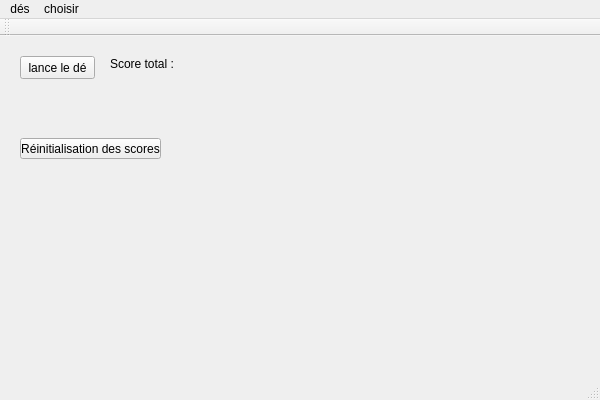
The window that TP1heritage.ui (AlexandreCare/TP1_heritage) describes before a commit, drawn with Qt 5.
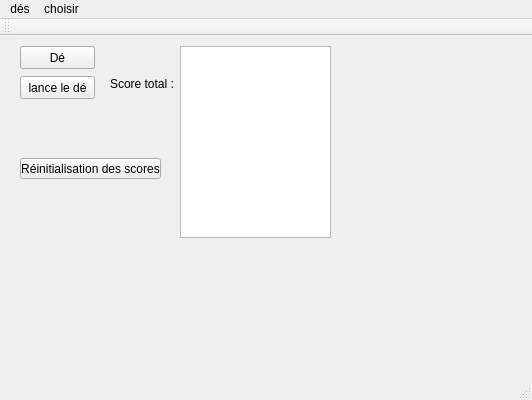
The same window after the commit.

```diff
--- a/TP1heritage.ui
+++ b/TP1heritage.ui
@@ -6,7 +6,7 @@
    <rect>
     <x>0</x>
     <y>0</y>
-    <width>600</width>
+    <width>532</width>
     <height>400</height>
    </rect>
   </property>
@@ -18,7 +18,7 @@
     <property name="geometry">
      <rect>
       <x>20</x>
-      <y>20</y>
+      <y>40</y>
       <width>75</width>
       <height>23</height>
      </rect>
@@ -31,7 +31,7 @@
     <property name="geometry">
      <rect>
       <x>50</x>
-      <y>50</y>
+      <y>70</y>
       <width>51</width>
       <height>41</height>
      </rect>
@@ -44,7 +44,7 @@
     <property name="geometry">
      <rect>
       <x>130</x>
-      <y>50</y>
+      <y>70</y>
       <width>51</width>
       <height>41</height>
      </rect>
@@ -57,7 +57,7 @@
     <property name="geometry">
      <rect>
       <x>20</x>
-      <y>102</y>
+      <y>122</y>
       <width>141</width>
       <height>21</height>
      </rect>
@@ -70,7 +70,7 @@
     <property name="geometry">
      <rect>
       <x>110</x>
-      <y>20</y>
+      <y>40</y>
       <width>81</width>
       <height>16</height>
      </rect>
@@ -79,13 +79,49 @@
      <string>Score total :</string>
     </property>
    </widget>
+   <widget class="QPushButton" name="pushButton_2">
+    <property name="geometry">
+     <rect>
+      <x>20</x>
+      <y>10</y>
+      <width>75</width>
+      <height>23</height>
+     </rect>
+    </property>
+    <property name="text">
+     <string>Déhisto</string>
+    </property>
+   </widget>
+   <widget class="QPushButton" name="pushButton_4">
+    <property name="geometry">
+     <rect>
+      <x>20</x>
+      <y>10</y>
+      <width>75</width>
+      <height>23</height>
+     </rect>
+    </property>
+    <property name="text">
+     <string>Dé</string>
+    </property>
+   </widget>
+   <widget class="QTableView" name="tableView">
+    <property name="geometry">
+     <rect>
+      <x>180</x>
+      <y>10</y>
+      <width>151</width>
+      <height>192</height>
+     </rect>
+    </property>
+   </widget>
   </widget>
   <widget class="QMenuBar" name="menuBar">
    <property name="geometry">
     <rect>
      <x>0</x>
      <y>0</y>
-     <width>600</width>
+     <width>532</width>
      <height>21</height>
     </rect>
    </property>
```
Left out of the diff: 31 changed lines with no effect on the pictures.
